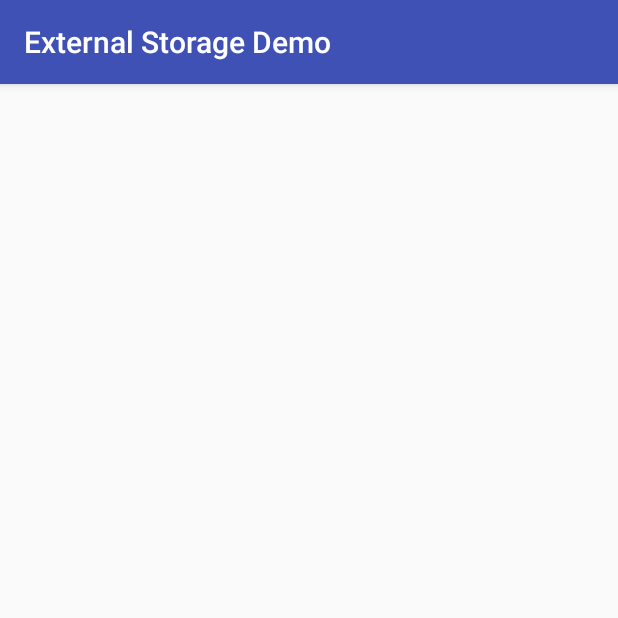
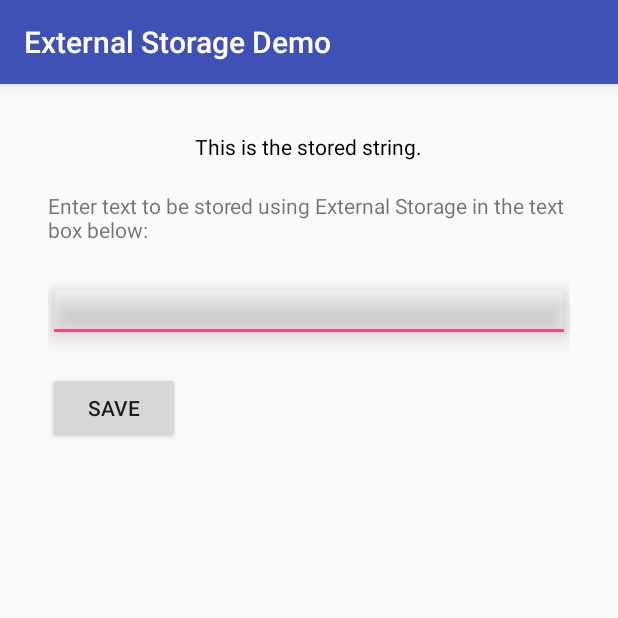
Before and after one commit to divayprakash/storage-app, an Android app: the ExternalStorageActivity screen opened directly, with no data from a screen before it, on a phone screen of 412 x 824 dp, the top half of it. Run offline under Robolectric (Android 15) with nearby library versions, the phone set to English and light mode, and no system bars.

Commit message:
Complete activity_external_storage.xml

```diff
--- a/app/src/main/res/layout/activity_external_storage.xml
+++ b/app/src/main/res/layout/activity_external_storage.xml
@@ -10,4 +10,56 @@
     android:paddingTop="@dimen/activity_vertical_margin"
     tools:context="com.example.divayprakash.storage.ExternalStorageActivity">
 
+    <ScrollView
+        android:layout_width="match_parent"
+        android:layout_height="match_parent"
+        android:layout_alignParentTop="true"
+        android:layout_alignParentStart="true">
+
+        <LinearLayout
+            android:layout_width="match_parent"
+            android:layout_height="match_parent"
+            android:orientation="vertical"
+            android:paddingBottom="@dimen/activity_vertical_margin"
+            android:paddingLeft="@dimen/activity_horizontal_margin"
+            android:paddingRight="@dimen/activity_horizontal_margin"
+            android:paddingTop="@dimen/activity_vertical_margin">
+
+            <TextView
+                android:text="@string/textView_text"
+                android:layout_width="wrap_content"
+                android:layout_height="wrap_content"
+                android:layout_gravity="center_horizontal"
+                android:id="@+id/EStextView"
+                android:enabled="false"
+                android:clickable="false"
+                android:textColor="@android:color/black" />
+
+            <TextView
+                android:layout_width="wrap_content"
+                android:layout_height="wrap_content"
+                android:layout_below="@id/EStextView"
+                android:layout_alignStart="@id/EStextView"
+                android:layout_gravity="center_horizontal"
+                android:layout_marginTop="20dp"
+                android:text="@string/EStextView2_text"
+                android:id="@+id/EStextView2" />
+
+            <EditText
+                android:layout_width="match_parent"
+                android:layout_height="wrap_content"
+                android:inputType="textNoSuggestions"
+                android:layout_marginTop="20dp"
+                android:ems="10"
+                android:id="@+id/ESeditText"
+                android:elevation="10dp" />
+
+            <Button
+                android:layout_width="wrap_content"
+                android:layout_height="wrap_content"
+                android:layout_marginTop="20dp"
+                android:text="@string/button4_text"
+                android:onClick="button8_handle" />
+        </LinearLayout>
+    </ScrollView>
 </RelativeLayout>
--- a/app/src/main/res/values/strings.xml
+++ b/app/src/main/res/values/strings.xml
@@ -6,6 +6,7 @@
     <string name="textView_text">This is the stored string.</string>
     <string name="textView2_text">Enter text to be stored using Shared Preferences in the text box below:</string>
     <string name="IStextView2_text">Enter text to be stored using Internal Storage in the text box below:</string>
+    <string name="EStextView2_text">Enter text to be stored using External Storage in the text box below:</string>
     <string name="button4_text">Save</string>
     <string name="button5_text">Internal storage</string>
     <string name="button6_text">External storage</string>
```
